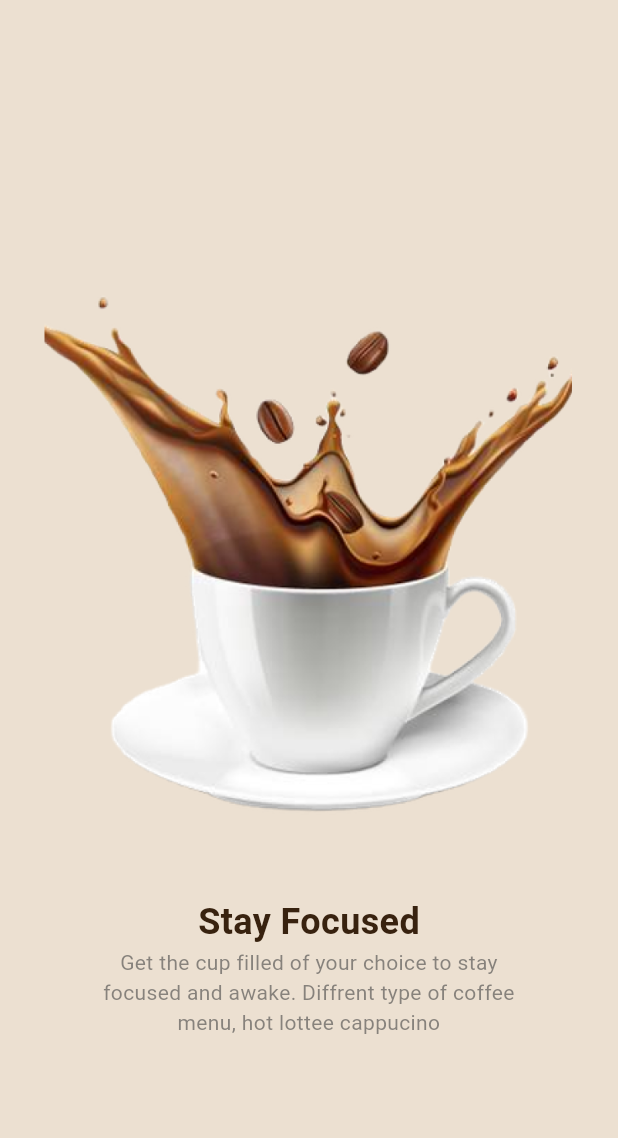
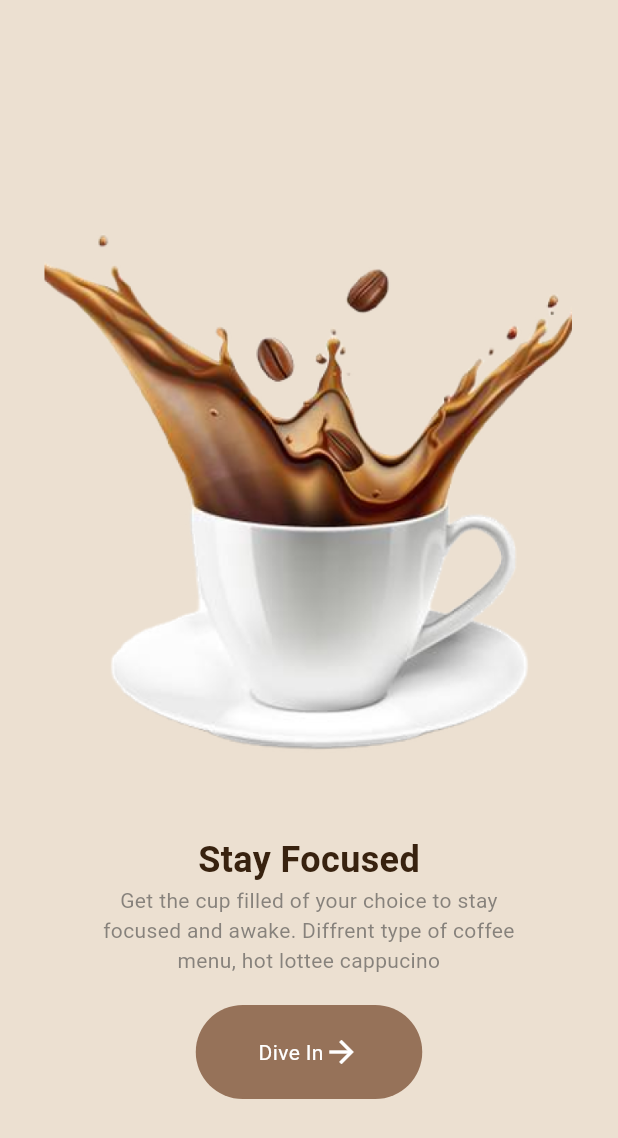
Before and after one commit to CSI-Trainees-25/vivek_24153106_appTask2, a Flutter app: the screen it shows after launch, on a phone screen of 412 x 824 dp. Shown: the top 1138 px of the screen. Run offline on Flutter 3.47's test engine with Material 3 defaults, Android fonts, the light colour scheme and no system bars.

Commit message:
completed creating the intro page.

```diff
--- /dev/null
+++ b/lib/elements/mybutton.dart
@@ -0,0 +1,37 @@
+import 'package:flutter/material.dart';
+import 'package:coffeeshop/home_page.dart';
+
+class MyButton extends StatelessWidget {
+  const MyButton(this.text, {super.key});
+  final String text;
+
+  @override
+  Widget build(BuildContext context) {
+    return GestureDetector(
+      onTap: () {
+        Navigator.pushReplacement(
+          context,
+          MaterialPageRoute(builder: (context) => HomePage()),
+        );
+      },
+      child: Container(
+        width: 151,
+        height: 62.68,
+        padding: EdgeInsets.all(2),
+        decoration: BoxDecoration(
+          color: Color.fromRGBO(150, 114, 89, 1),
+          borderRadius: BorderRadiusGeometry.all(Radius.circular(100)),
+        ),
+        child: Center(
+          child: Row(
+            mainAxisAlignment: MainAxisAlignment.center,
+            children: [
+              Text(text, style: TextStyle(color: Colors.white)),
+              Icon(Icons.arrow_forward, color: Colors.white),
+            ],
+          ),
+        ),
+      ),
+    );
+  }
+}
--- a/lib/intro_page.dart
+++ b/lib/intro_page.dart
@@ -1,4 +1,5 @@
 import 'package:flutter/material.dart';
+import 'package:coffeeshop/elements/mybutton.dart';
 
 class IntroPage extends StatelessWidget {
   const IntroPage({super.key});
@@ -30,6 +31,8 @@ class IntroPage extends StatelessWidget {
               ),
             ),
           ),
+          SizedBox(height: 20),
+          MyButton('Dive In'),
         ],
       ),
     );
--- a/lib/main.dart
+++ b/lib/main.dart
@@ -1,6 +1,7 @@
 import 'package:flutter/material.dart';
 import 'package:coffeeshop/intro_page.dart';
+//import 'package:coffeeshop/elements/mybutton.dart';
 
 void main() {
-  runApp(MaterialApp(home: IntroPage()));
+  runApp(MaterialApp(debugShowCheckedModeBanner: false, home: IntroPage()));
 }
```
Also changed, not shown: lib/home_page.dart (added, +10 -0 lines).
